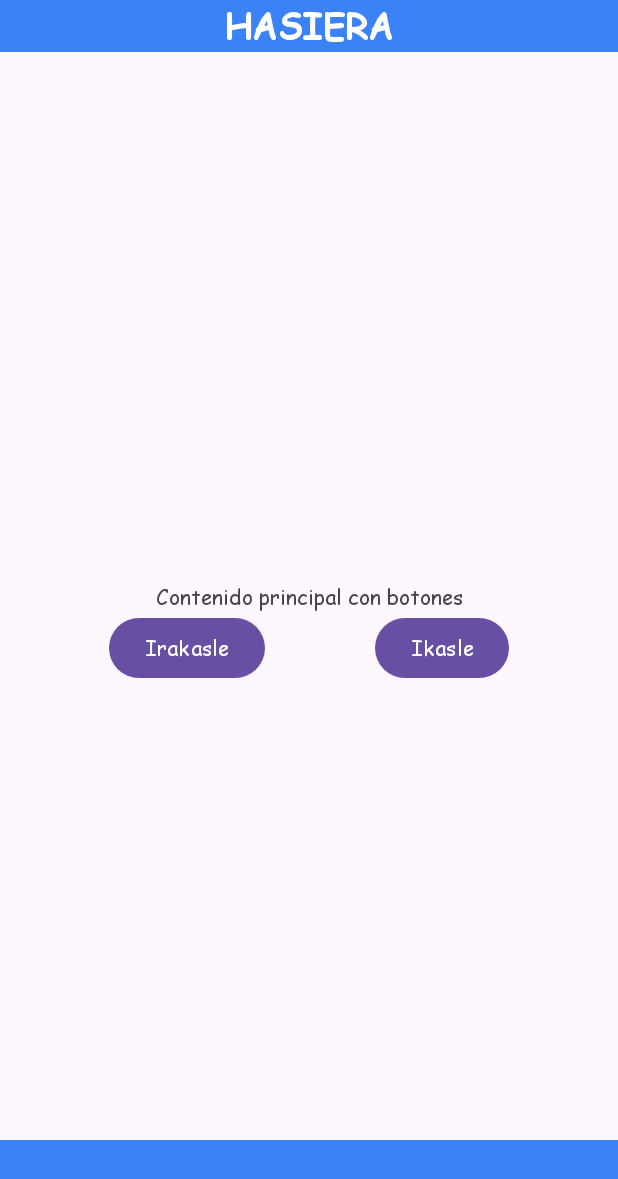
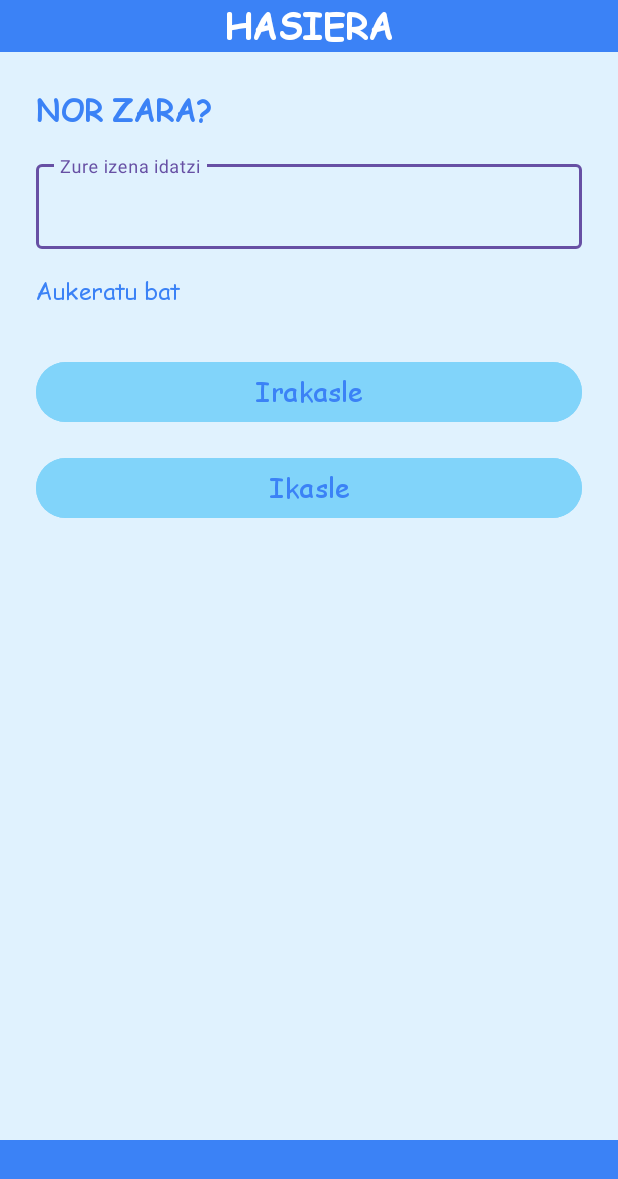
Before and after one commit to UnaiZugaza/GernikApp, an Android app: the screen it shows after launch (MainActivity), on a phone screen of 412 x 824 dp. Shown: the top 1179 px of the screen. Run offline under Robolectric (Android 15) with nearby library versions, the phone set to English and light mode, and no system bars.

Commit message:
FEAT: Añadida funcionalidad de escribir y editado menu principañ

```diff
--- a/app/src/main/res/layout/activity_main.xml
+++ b/app/src/main/res/layout/activity_main.xml
@@ -1,49 +1,81 @@
 <?xml version="1.0" encoding="utf-8"?>
-<androidx.constraintlayout.widget.ConstraintLayout
-    xmlns:android="http://schemas.android.com/apk/res/android"
+<androidx.constraintlayout.widget.ConstraintLayout xmlns:android="http://schemas.android.com/apk/res/android"
     xmlns:app="http://schemas.android.com/apk/res-auto"
     xmlns:tools="http://schemas.android.com/tools"
     android:layout_width="match_parent"
     android:layout_height="match_parent"
-    tools:context=".MainActivity">
-
-    <include
+    android:background="#e0f2fe"
+    tools:context=".MainActivity"> <include
     android:id="@+id/header_layout"
     layout="@layout/menu_arriba"
     android:layout_width="0dp"
     android:layout_height="wrap_content"
-        app:layout_constraintTop_toTopOf="parent"
+    app:layout_constraintEnd_toEndOf="parent"
     app:layout_constraintStart_toStartOf="parent"
-        app:layout_constraintEnd_toEndOf="parent" />
+    app:layout_constraintTop_toTopOf="parent" />
+
+    <LinearLayout
+        android:layout_width="0dp"
+        android:layout_height="0dp"
+        android:orientation="vertical"
+        android:padding="24dp"
+        app:layout_constraintBottom_toTopOf="@+id/footer_layout"
+        app:layout_constraintEnd_toEndOf="parent"
+        app:layout_constraintStart_toStartOf="parent"
+        app:layout_constraintTop_toBottomOf="@+id/header_layout">
 
         <TextView
-        android:id="@+id/textViewContenido"
             android:layout_width="wrap_content"
             android:layout_height="wrap_content"
-        android:text="Contenido principal con botones"
-        app:layout_constraintTop_toBottomOf="@id/header_layout"
-        app:layout_constraintBottom_toTopOf="@id/footer_layout"
-        app:layout_constraintStart_toStartOf="parent"
-        app:layout_constraintEnd_toEndOf="parent" />
+            android:text="NOR ZARA?"
+            android:textSize="20sp"
+            android:textStyle="bold"
+            android:textColor="#3b82f6"
+            android:layout_marginBottom="16dp"/>
+
+        <com.google.android.material.textfield.TextInputLayout
+            android:layout_width="match_parent"
+            android:layout_height="wrap_content"
+            android:layout_marginBottom="16dp"
+            style="@style/Widget.Material3.TextInputLayout.OutlinedBox">
+
+            <com.google.android.material.textfield.TextInputEditText
+                android:id="@+id/editTextNombre"
+                android:layout_width="match_parent"
+                android:layout_height="wrap_content"
+                android:hint="Zure izena idatzi"
+                android:inputType="textPersonName"
+                android:textColor="#000000"/>
+        </com.google.android.material.textfield.TextInputLayout>
+        <TextView
+            android:layout_width="wrap_content"
+            android:layout_height="wrap_content"
+            android:text="Aukeratu bat"
+            android:textSize="16sp"
+            android:textColor="#3b82f6"
+            android:layout_marginBottom="32dp"/>
 
         <Button
             android:id="@+id/buttonIrakasle"
-        android:layout_width="wrap_content"
+            android:layout_width="match_parent"
             android:layout_height="wrap_content"
             android:text="Irakasle"
-        app:layout_constraintTop_toBottomOf="@id/textViewContenido"
-        app:layout_constraintStart_toStartOf="parent"
-        app:layout_constraintEnd_toStartOf="@+id/buttonIkasle" />
+            android:textSize="18sp"
+            android:backgroundTint="#81d4fa"
+            android:textColor="#3b82f6"
+            android:layout_marginBottom="16dp"/>
 
         <Button
             android:id="@+id/buttonIkasle"
-        android:layout_width="wrap_content"
+            android:layout_width="match_parent"
             android:layout_height="wrap_content"
             android:text="Ikasle"
-        app:layout_constraintTop_toBottomOf="@id/textViewContenido"
-        app:layout_constraintStart_toEndOf="@+id/buttonIrakasle"
-        app:layout_constraintEnd_toEndOf="parent" />
+            android:textSize="18sp"
+            android:backgroundTint="#81d4fa"
+            android:textColor="#3b82f6"
+            android:layout_marginBottom="32dp"/>
 
+    </LinearLayout>
 
     <include
         android:id="@+id/footer_layout"
@@ -51,7 +83,7 @@
         android:layout_width="0dp"
         android:layout_height="wrap_content"
         app:layout_constraintBottom_toBottomOf="parent"
-        app:layout_constraintStart_toStartOf="parent"
-        app:layout_constraintEnd_toEndOf="parent" />
+        app:layout_constraintEnd_toEndOf="parent"
+        app:layout_constraintStart_toStartOf="parent" />
 
 </androidx.constraintlayout.widget.ConstraintLayout>
--- a/app/src/main/res/layout/ikasle_codigo.xml
+++ b/app/src/main/res/layout/ikasle_codigo.xml
@@ -44,7 +44,7 @@
             android:id="@+id/editTextClassCode"
             android:layout_width="match_parent"
             android:layout_height="wrap_content"
-            android:hint="Código de 6 dígitos"
+            android:hint="6 digitu kodea"
             android:inputType="number"
             android:maxLength="6"
             android:gravity="center"
--- a/app/src/main/res/layout/irakasle_codigo.xml
+++ b/app/src/main/res/layout/irakasle_codigo.xml
@@ -57,7 +57,7 @@
             android:id="@+id/buttonGenerateCode"
             android:layout_width="wrap_content"
             android:layout_height="wrap_content"
-            android:text="Generar Código"
+            android:text="Kodigoa sortu"
             android:backgroundTint="#81d4fa"
             android:textColor="#3b82f6"
             android:textSize="18sp"/>
```
Lines whose indentation alone changed are shown as unchanged.
